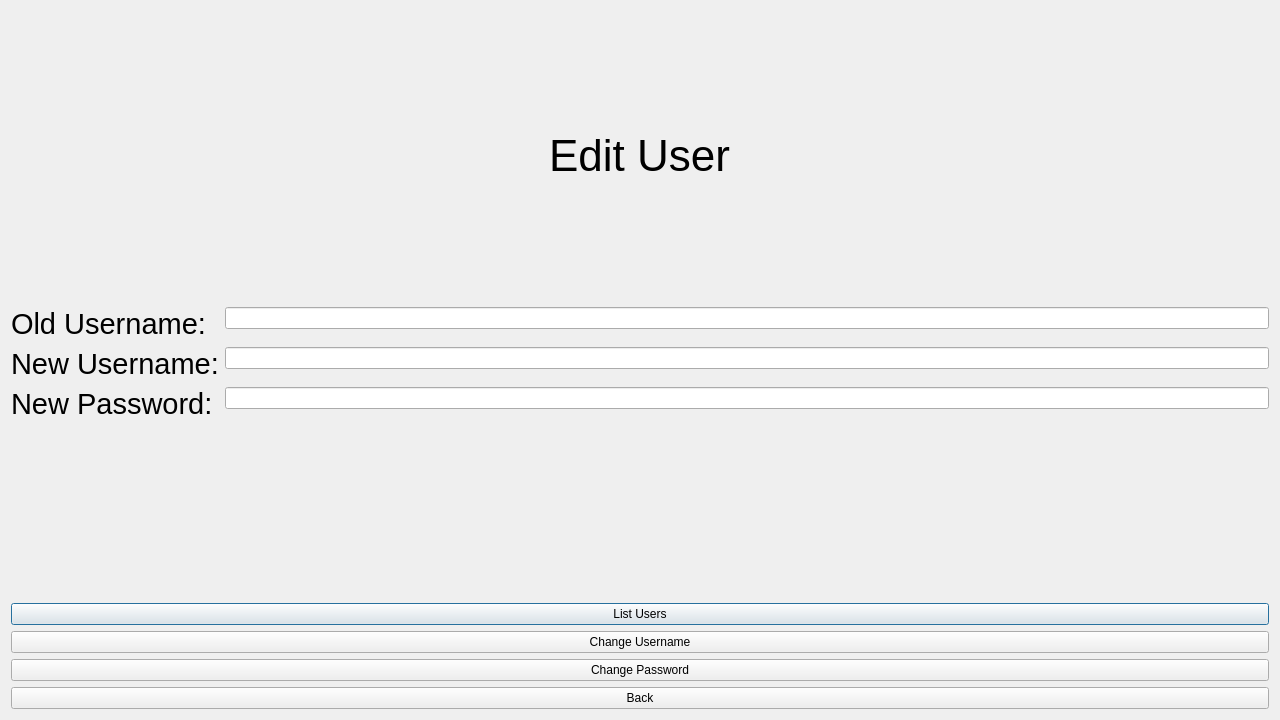
First picture: the form in Ds_project/edituserswindow.ui, repository mohamed-khalid-gamal/Ds_Project, before the edit.
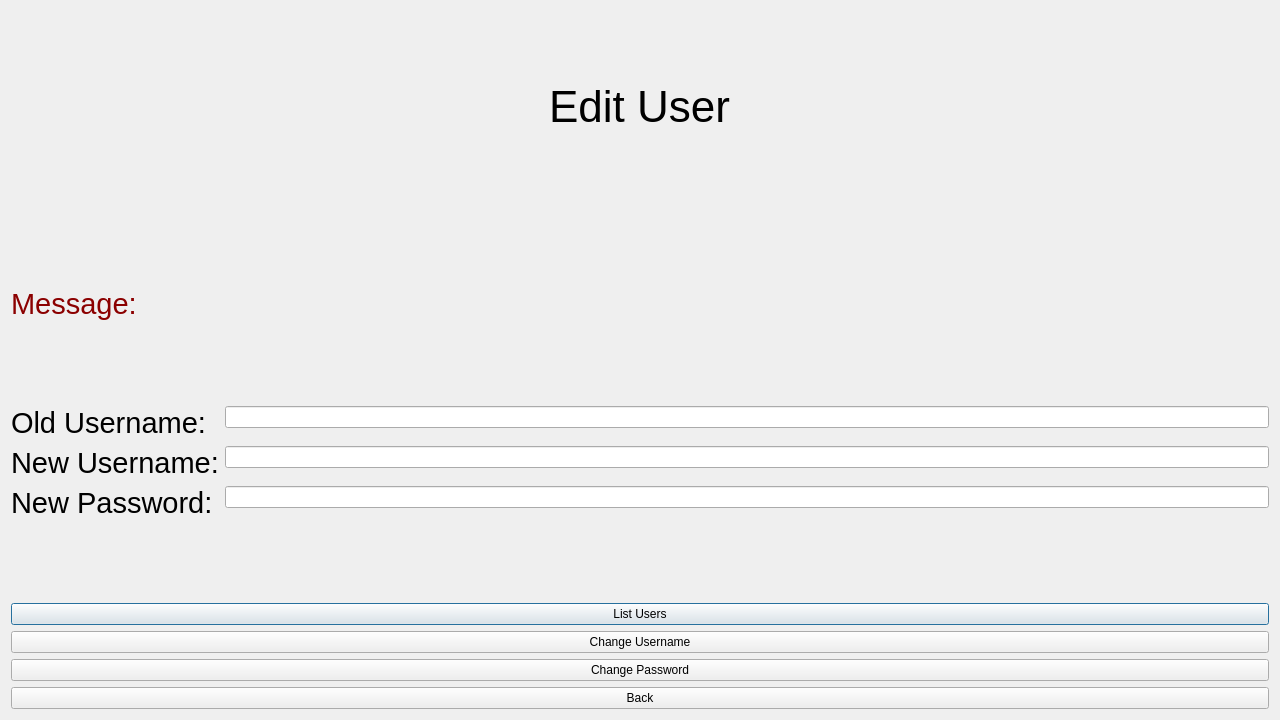
Second picture: the form after the edit.

Commit message: GUI: Forget Password fully Functional

```diff
--- a/Ds_project/edituserswindow.ui
+++ b/Ds_project/edituserswindow.ui
@@ -26,6 +26,21 @@
      </property>
     </widget>
    </item>
+   <item>
+    <widget class="QLabel" name="label_5">
+     <property name="font">
+      <font>
+       <pointsize>22</pointsize>
+      </font>
+     </property>
+     <property name="styleSheet">
+      <string notr="true">color: darkred</string>
+     </property>
+     <property name="text">
+      <string>Message:</string>
+     </property>
+    </widget>
+   </item>
    <item>
     <layout class="QFormLayout" name="formLayout">
      <item row="0" column="0">
```
The commit also changes 4 other files.
